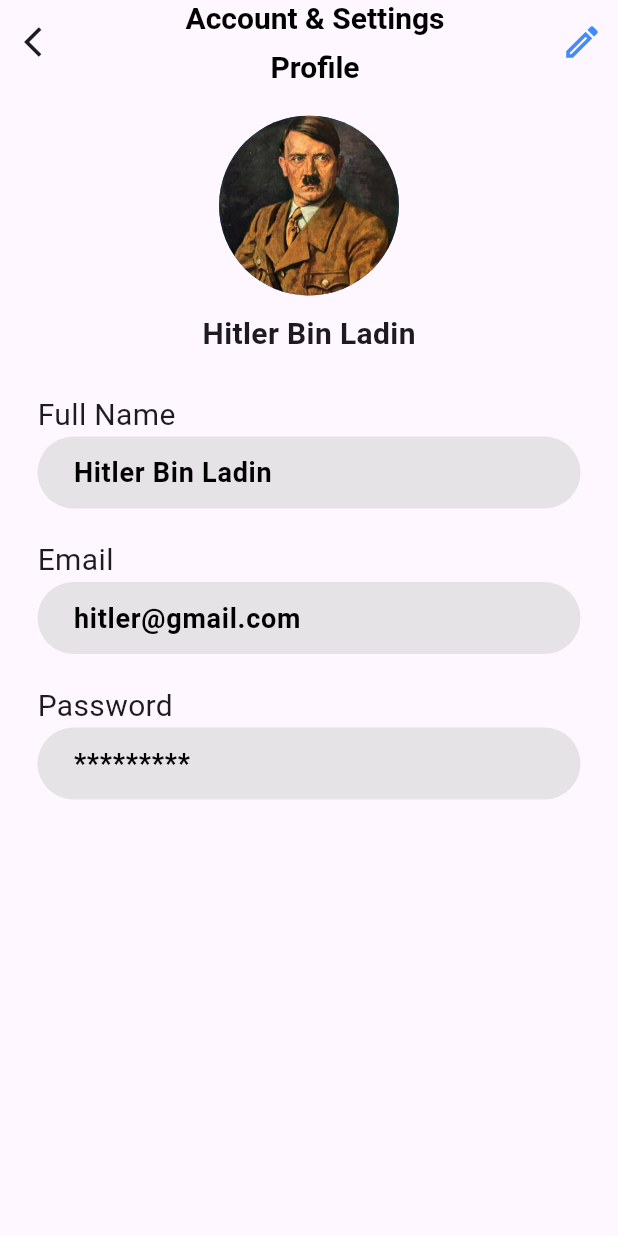
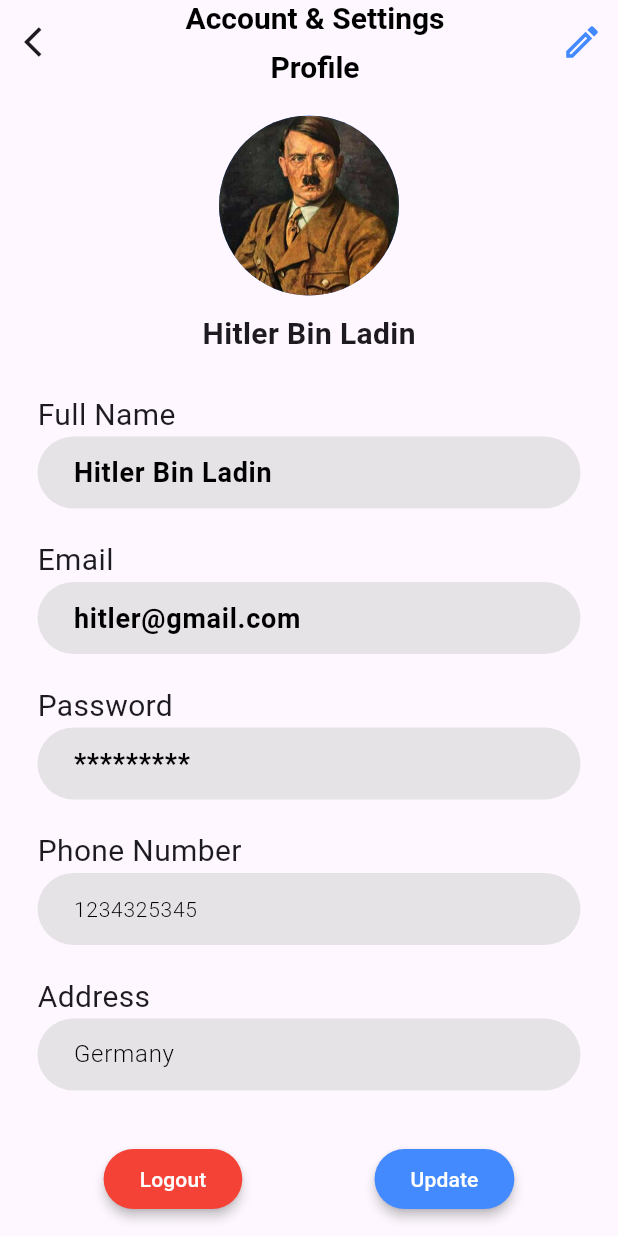
Before and after one commit to fasih124/wholesaleAnalyzerApp, a Flutter app: the Settings screen opened by its route, on a phone screen of 412 x 824 dp. Run offline on Flutter 3.47's test engine with Material 3 defaults, Android fonts, the phone set to English and light mode, and no system bars; our stand-ins replace flutter_snake_navigationbar.

Commit message:
Added fields & buttons to Settings screen.

```diff
--- a/lib/main.dart
+++ b/lib/main.dart
@@ -18,7 +18,7 @@ class MyApp extends StatelessWidget {
     return MaterialApp(
       debugShowCheckedModeBanner: false,
       title: _title,
-      home: const Home(title: _title,),
+      home: const Home(title: _title),
       routes: {
         '/signup': (context) => const SignUp(title: _title,),
         '/login': (context) => const LogIn(title: _title,),
--- a/lib/views/settings.dart
+++ b/lib/views/settings.dart
@@ -19,6 +19,8 @@ class _SettingsState extends State<Settings> {
   TextEditingController setFullname = TextEditingController();
   TextEditingController setEmail = TextEditingController();
   TextEditingController setPassword = TextEditingController();
+  TextEditingController setPhone = TextEditingController();
+  TextEditingController setAddress = TextEditingController();
 
   @override
   Widget build(BuildContext context) {
@@ -74,7 +76,8 @@ class _SettingsState extends State<Settings> {
           )
         ],
       ),
-      body: SingleChildScrollView(    //avoids render overflow due to keyboard pop-up
+      body: SingleChildScrollView(
+        //avoids render overflow due to keyboard pop-up
         scrollDirection: Axis.vertical,
 
         child: Column(
@@ -234,6 +237,125 @@ class _SettingsState extends State<Settings> {
                         //labelText: 'User Name',
                       ),
                     ),
+                    const SizedBox(
+                      height: 20,
+                    ),
+                    const Text(
+                      'Phone Number',
+                      style: TextStyle(
+                        fontSize: 20,
+                      ),
+                    ),
+                    TextField(
+                      textAlign: TextAlign.left,
+                      controller: setPhone,
+                      decoration: const InputDecoration(
+                        contentPadding: EdgeInsets.fromLTRB(
+                            20, 5, 20, 5), //controls the field size
+                        hintText: '1234325345', //fetch from DB
+                        hintStyle: TextStyle(
+                          fontSize: 14,
+                          fontWeight: FontWeight.w300,
+                          color: Colors.black,
+                        ),
+                        filled: true,
+                        fillColor: Color.fromRGBO(206, 206, 206, 0.5),
+
+                        enabledBorder: OutlineInputBorder(
+                            borderSide: BorderSide(
+                              color: Colors.transparent,
+                            ),
+                            borderRadius:
+                                BorderRadius.all(Radius.circular(32))),
+
+                        focusedBorder: OutlineInputBorder(
+                          borderSide: BorderSide(
+                            color: Colors.transparent,
+                          ),
+                          borderRadius: BorderRadius.all(Radius.circular(32)),
+                        ),
+                        //labelText: 'User Name',
+                      ),
+                    ),
+                    const SizedBox(
+                      height: 20,
+                    ),
+                    const Text(
+                      'Address',
+                      style: TextStyle(
+                        fontSize: 20,
+                      ),
+                    ),
+                    TextField(
+                      textAlign: TextAlign.left,
+                      controller: setAddress,
+                      decoration: const InputDecoration(
+                        contentPadding: EdgeInsets.fromLTRB(
+                            20, 5, 20, 5), //controls the field size
+                        hintText: 'Germany', //fetch from DB
+                        hintStyle: TextStyle(
+                          fontSize: 16,
+                          fontWeight: FontWeight.w300,
+                          color: Colors.black,
+                        ),
+                        filled: true,
+                        fillColor: Color.fromRGBO(206, 206, 206, 0.5),
+
+                        enabledBorder: OutlineInputBorder(
+                            borderSide: BorderSide(
+                              color: Colors.transparent,
+                            ),
+                            borderRadius:
+                                BorderRadius.all(Radius.circular(32))),
+
+                        focusedBorder: OutlineInputBorder(
+                          borderSide: BorderSide(
+                            color: Colors.transparent,
+                          ),
+                          borderRadius: BorderRadius.all(Radius.circular(32)),
+                        ),
+                        //labelText: 'User Name',
+                      ),
+                    ),
+                    Center(
+                      child: Row(
+                        mainAxisAlignment: MainAxisAlignment.spaceEvenly,
+                        children: [
+                          Padding(
+                            padding: const EdgeInsets.symmetric(vertical: 35.0),
+                            child: ElevatedButton(
+                              onPressed: () {},
+                              style: const ButtonStyle(
+                                  elevation: MaterialStatePropertyAll(3),
+                                  backgroundColor:
+                                      MaterialStatePropertyAll(Colors.red)),
+                              child: const Text(
+                                'Logout',
+                                style: TextStyle(color: Colors.white),
+                              ),
+                            ),
+                          ),
+                          const SizedBox(
+                            height: 20,
+                          ),
+
+                          Padding(
+                            padding: const EdgeInsets.symmetric(vertical: 35.0),
+                            child: ElevatedButton(
+                              onPressed: () {},
+                              style: const ButtonStyle(
+                                  elevation: MaterialStatePropertyAll(3),
+                                  backgroundColor:
+                                  MaterialStatePropertyAll(Colors.blueAccent)),
+                              child: const Text(
+                                'Update',
+                                style: TextStyle(color: Colors.white),
+                              ),
+                            ),
+                          ),
+                        ],
+                      ),
+                    ),
                   ],
                 ),
               ),
```
